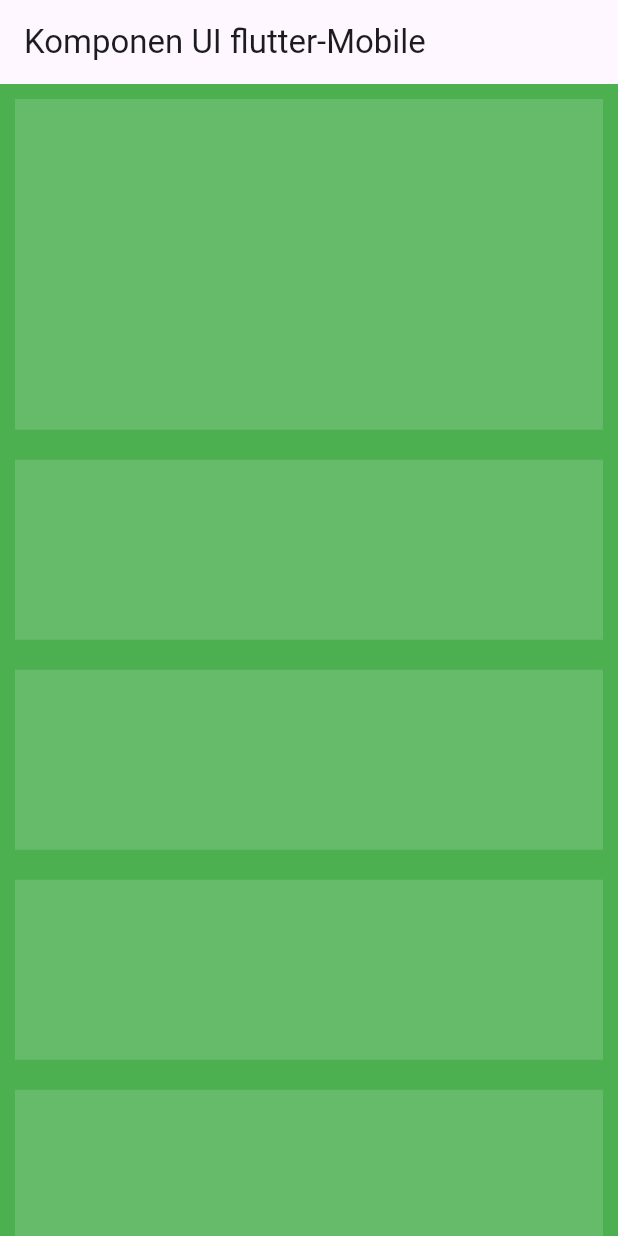
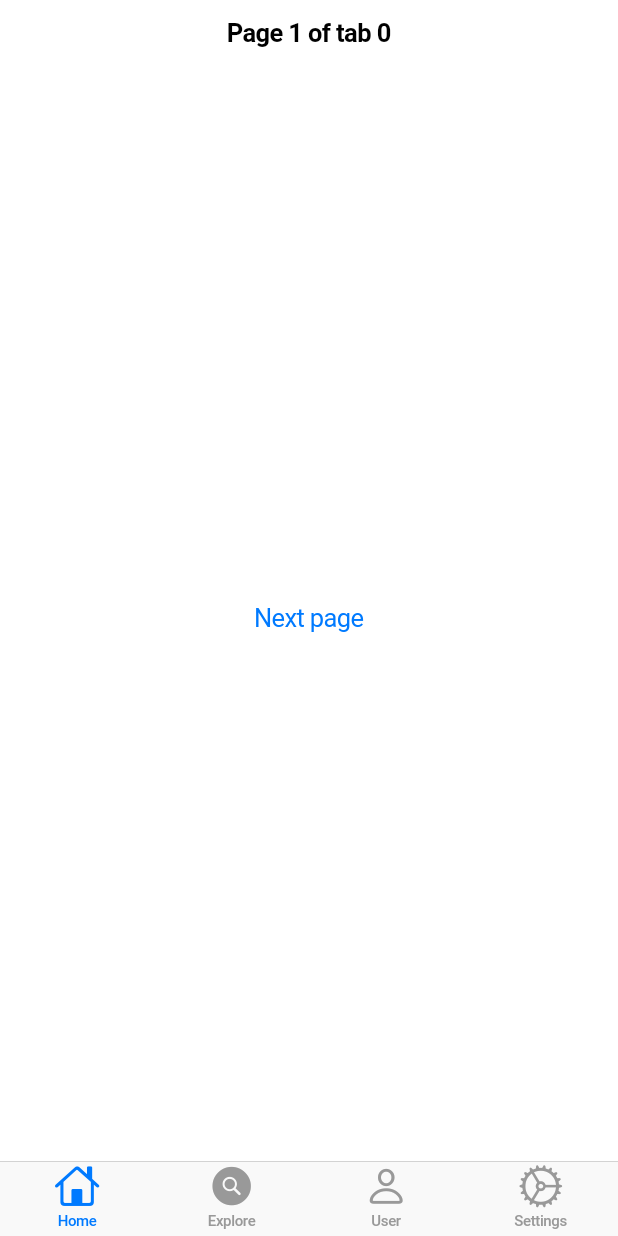
Before and after one commit to WanAzlin/list, a Flutter app: the screen it shows after launch, on a phone screen of 412 x 824 dp. Run offline on Flutter 3.47's test engine with Material 3 defaults, Android fonts, the phone set to English and light mode, and no system bars.

```diff
--- a/lib/main.dart
+++ b/lib/main.dart
@@ -1,3 +1,6 @@
+import 'dart:io';
+
+import 'package:flutter/cupertino.dart';
 import 'package:flutter/material.dart';
 
 void main() {
@@ -10,115 +13,133 @@ class MyApp extends StatelessWidget {
   const MyApp({super.key});
   @override
   Widget build(BuildContext context) {
-    return MaterialApp(
-      home: LayoutBuilder(
-        builder: (BuildContext context, BoxConstraints constraints) {
-          if (constraints.maxWidth > 600) {
-            return const DesktopApp();
-          }
-          return const MobileApp();
-        },
-      ),
+    // if (Platform.isIOS || Platform.isMacOS) {
+    //   return const AndroidLayout();
+    // }
+    return const IosLayout();
+  }
+}
+
+class IosLayout extends StatelessWidget {
+  const IosLayout({super.key});
+
+  @override
+  Widget build(BuildContext context) {
+    return const CupertinoApp(
+      theme: CupertinoThemeData(brightness: Brightness.light),
+      home: TabScaffoldExample(),
     );
   }
 }
 
-class DesktopApp extends StatelessWidget {
-  const DesktopApp({super.key});
+class AndroidLayout extends StatelessWidget {
+  const AndroidLayout({super.key});
 
   @override
   Widget build(BuildContext context) {
-    return Scaffold(
-        backgroundColor: Colors.indigo.shade500,
-        appBar: AppBar(
-          title: const Text('Komponen UI flutter-Dekstop'),
-        ),
-        body: Row(
-          children: [
-            Expanded(
-              child: Column(
-                children: [
-                  Padding(
-                    padding: const EdgeInsets.all(
-                      10.0,
-                    ),
-                    child: AspectRatio(
-                      aspectRatio: 16 / 9,
-                      child: Container(
-                        color: Colors.indigo.shade400,
-                      ),
-                    ),
-                  ),
-                  Expanded(
-                    child: ListView.builder(
-                      itemCount: 8,
-                      itemBuilder: (context, index) {
-                        return Padding(
-                          padding: const EdgeInsets.all(10.0),
-                          child: Container(
-                            color: Colors.indigo.shade400,
-                            height: 120,
-                          ),
-                        );
-                      },
-                    ),
-                  )
-                ],
-              ),
-            ),
-            Padding(
-              padding: const EdgeInsets.all(10.0),
-              child: Container(
-                color: Colors.indigo.shade400,
-                width: 200,
-              ),
-            ),
-          ],
-        ));
+    return const MaterialApp();
   }
 }
 
-class MobileApp extends StatelessWidget {
-  const MobileApp({super.key});
+class TabScaffoldExample extends StatefulWidget {
+  const TabScaffoldExample({super.key});
 
   @override
+  State<TabScaffoldExample> createState() => _TabScaffoldExampleState();
+}
+
+class _TabScaffoldExampleState extends State<TabScaffoldExample> {
+  @override
   Widget build(BuildContext context) {
-    return Scaffold(
-      backgroundColor: Colors.green.shade500,
-      appBar: AppBar(
-        title: const Text('Komponen UI flutter-Mobile'),
+    return CupertinoTabScaffold(
+      tabBar: CupertinoTabBar(
+        items: const <BottomNavigationBarItem>[
+          BottomNavigationBarItem(
+            icon: Icon(CupertinoIcons.home),
+            label: 'Home',
+          ),
+          BottomNavigationBarItem(
+            icon: Icon(CupertinoIcons.search_circle_fill),
+            label: 'Explore',
+          ),
+          BottomNavigationBarItem(
+            icon: Icon(CupertinoIcons.person),
+            label: 'User',
+          ),
+          BottomNavigationBarItem(
+            icon: Icon(CupertinoIcons.settings),
+            label: 'Settings',
+          ),
+        ],
       ),
-      body: Expanded(
-        child: Column(
-          children: [
-            Padding(
-              padding: const EdgeInsets.all(
-                10.0,
+      tabBuilder: (BuildContext context, int index) {
+
+        if (index == 2) {
+          return CupertinoTabView(
+            builder: (BuildContext context) {
+              return const CupertinoPageScaffold(
+                navigationBar: CupertinoNavigationBar(
+                  middle: Text('User'),
+                ),
+                child: Center(
+                  child: Text('User Page'),
+                ),
+              );
+            },
+          );
+        }
+
+        if (index == 3) {
+          return CupertinoTabView(
+            builder: (BuildContext context) {
+              return const CupertinoPageScaffold(
+                navigationBar: CupertinoNavigationBar(
+                  middle: Text('Settings'),
+                ),
+                child: Center(
+                  child: Text('Settings Page'),
+                ),
+              );
+            },
+          );
+        }
+
+        return CupertinoTabView(
+          builder: (BuildContext context) {
+            return CupertinoPageScaffold(
+              navigationBar: CupertinoNavigationBar(
+                middle: Text('Page 1 of tab $index'),
               ),
-              child: AspectRatio(
-                aspectRatio: 16 / 9,
-                child: Container(
-                  color: Colors.green.shade400,
+              child: Center(
+                child: CupertinoButton(
+                  child: const Text('Next page'),
+                  onPressed: () {
+                    Navigator.of(context).push(
+                      CupertinoPageRoute<void>(
+                        builder: (BuildContext context) {
+                          return CupertinoPageScaffold(
+                            navigationBar: CupertinoNavigationBar(
+                              middle: Text('Page 2 of tab $index'),
+                            ),
+                            child: Center(
+                              child: CupertinoButton(
+                                child: const Text('Back'),
+                                onPressed: () {
+                                  Navigator.of(context).pop();
+                                },
+                              ),
+                            ),
+                          );
+                        },
+                      ),
+                    );
+                  },
                 ),
               ),
-            ),
-            Expanded(
-              child: ListView.builder(
-                itemCount: 8,
-                itemBuilder: (context, index) {
-                  return Padding(
-                    padding: const EdgeInsets.all(10.0),
-                    child: Container(
-                      color: Colors.green.shade400,
-                      height: 120,
-                    ),
-                  );
-                },
-              ),
-            )
-          ],
-        ),
-      ),
+            );
+          },
+        );
+      },
     );
   }
 }
```
